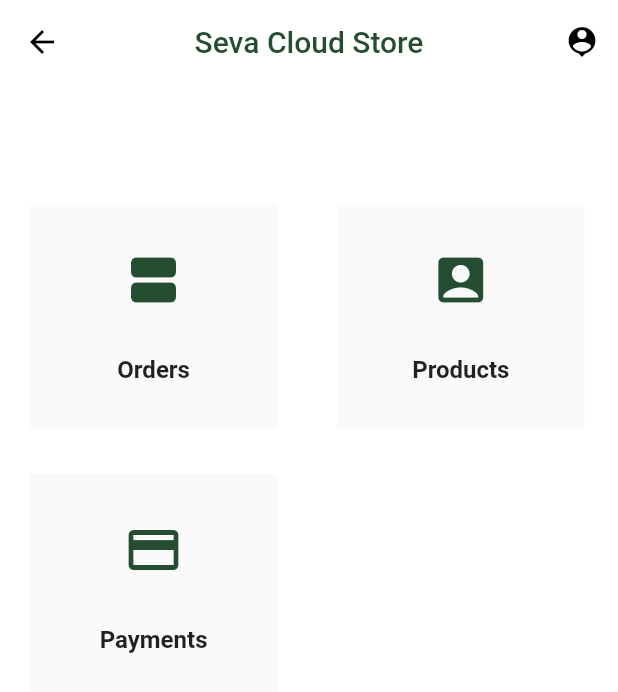
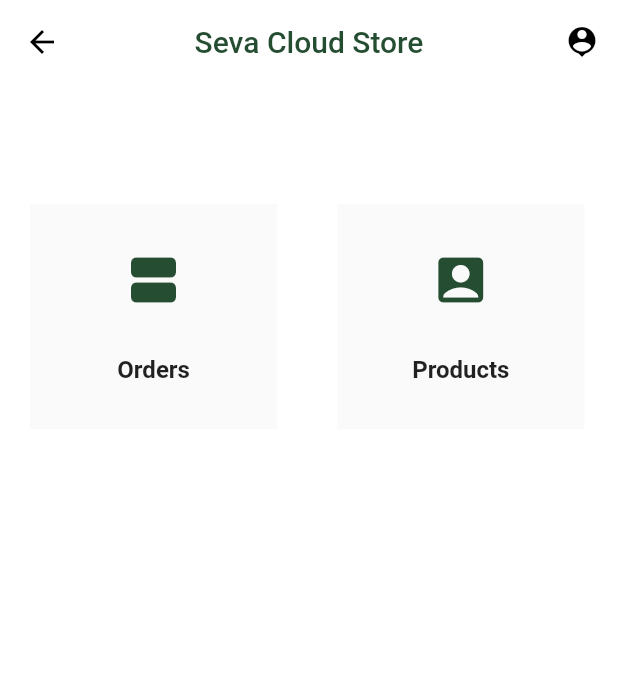
Before and after one commit to Onestop-Agrotech/Seva-Business, a Flutter app: the LandingScreen screen opened by its route, on a phone screen of 412 x 824 dp. Shown: the top 692 px of the screen. Run offline on Flutter 3.47's test engine with Material 2 defaults, Android fonts, the phone set to English and light mode, and no system bars; our stand-ins replace cached_network_image, otp_text_field, shared_preferences; accounts and stored records are empty; network calls fail; Roboto replaces fonts that are missing (Raleway).

Commit message:
able to switch

```diff
--- a/lib/screens/landingScreen.dart
+++ b/lib/screens/landingScreen.dart
@@ -135,23 +135,23 @@ class LandingScreen extends StatelessWidget {
                 }),
           ),
           SizedBox(height: 30.0),
-          Row(
-            children: <Widget>[
-              Padding(
-                padding: const EdgeInsets.only(left: 20.0),
-                child: Container(
-                  height: 150.0,
-                  child: LandingCard(
-                      landingName: "payments",
-                      icon: Icon(
-                        Icons.payment,
-                        size: 40.0,
-                        color: ThemeColoursSeva().dkGreen,
-                      )),
-                ),
-              )
-            ],
-          ),
+          // Row(
+          //   children: <Widget>[
+          //     Padding(
+          //       padding: const EdgeInsets.only(left: 20.0),
+          //       child: Container(
+          //         height: 150.0,
+          //         child: LandingCard(
+          //             landingName: "payments",
+          //             icon: Icon(
+          //               Icons.payment,
+          //               size: 40.0,
+          //               color: ThemeColoursSeva().dkGreen,
+          //             )),
+          //       ),
+          //     )
+          //   ],
+          // ),
         ],
       ),
     );
```
Also changed, not shown: lib/screens/products.dart (+9 -2 lines).
